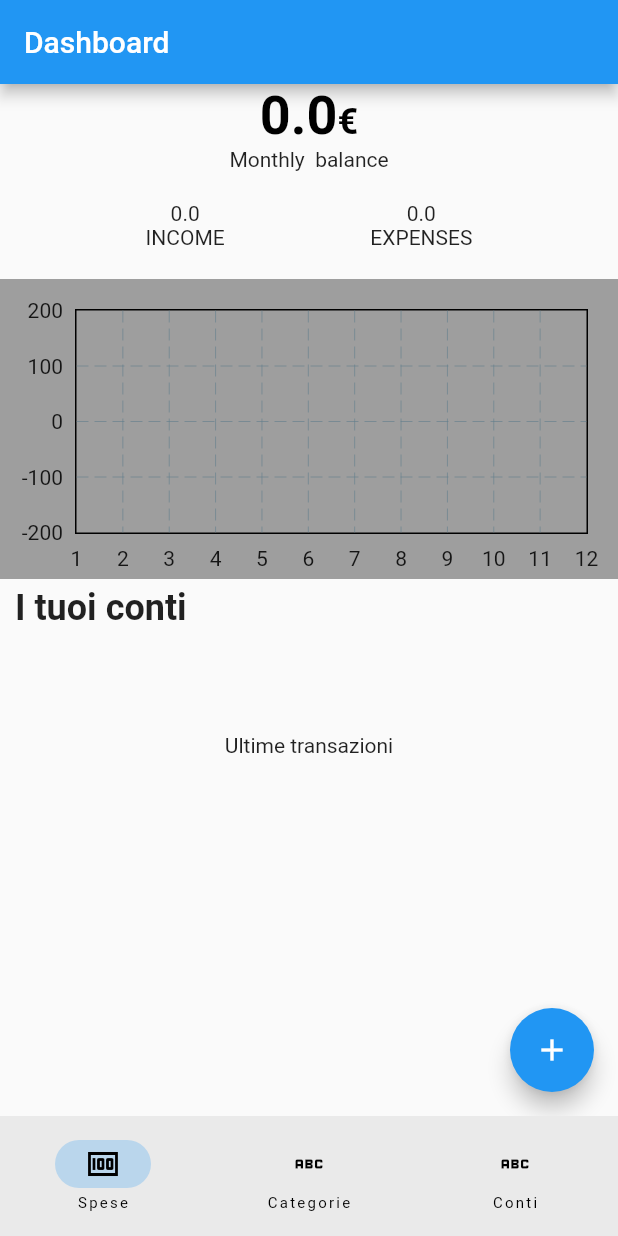
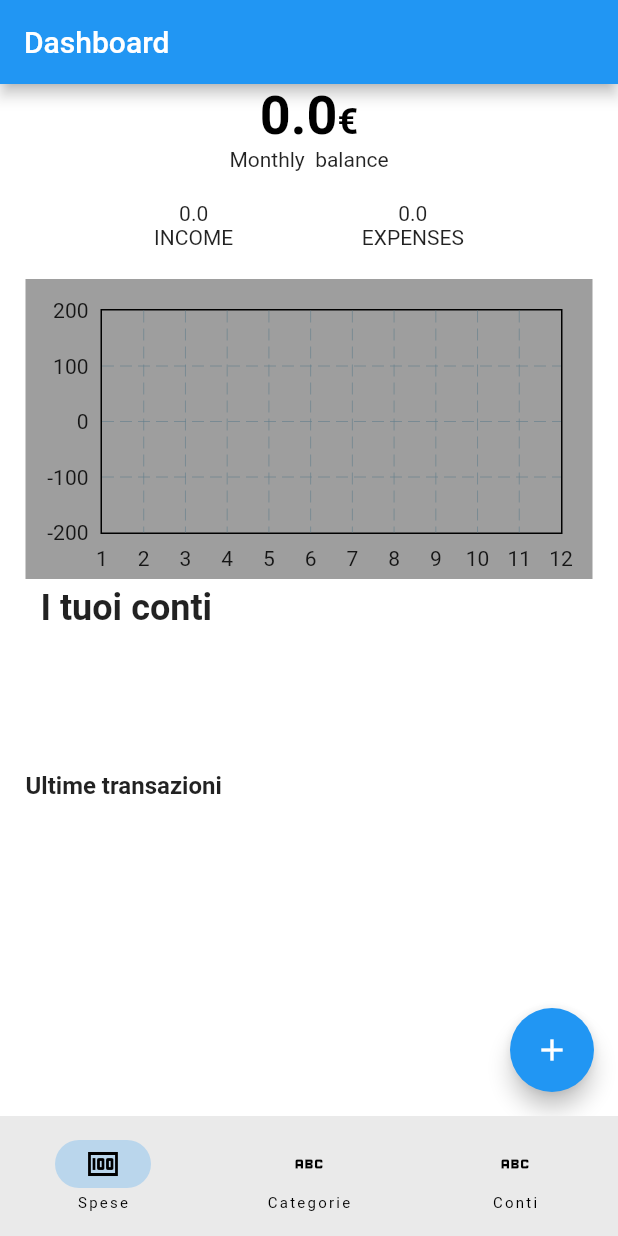
Before and after one commit to ernestodecrecchio/Moneye-Money-Manager, a Flutter app: the screen it shows after launch, on a phone screen of 412 x 824 dp. Run offline on Flutter 3.47's test engine with Material 2 defaults, Android fonts, the phone set to English and light mode, and no system bars; drawn by our look-alikes of fl_chart; our stand-ins replace flutter_colorpicker, font_awesome_flutter, sqflite; accounts and stored records are empty.

Commit message:
Stylized last trasnaction section

```diff
--- a/expense_tracker/lib/notifiers/transaction_provider.dart
+++ b/expense_tracker/lib/notifiers/transaction_provider.dart
@@ -17,6 +17,12 @@ class TransactionProvider with ChangeNotifier {
         .where((element) =>
             element.date.month == todayDate.month &&
             element.date.year == todayDate.year)
+        .toList();
+  }
+
+  List<Transaction> getTransactionListForAccount(Account account) {
+    return transactionList
+        .where((element) => element.accountId == account.id)
         .toList();
   }
 
--- a/expense_tracker/lib/pages/home_page/home_page.dart
+++ b/expense_tracker/lib/pages/home_page/home_page.dart
@@ -5,8 +5,10 @@ import 'package:expense_tracker/models/transaction.dart';
 import 'package:expense_tracker/notifiers/account_provider.dart';
 import 'package:expense_tracker/notifiers/category_provider.dart';
 import 'package:expense_tracker/notifiers/transaction_provider.dart';
+import 'package:expense_tracker/pages/account_detail_page/account_detail_page.dart';
 import 'package:expense_tracker/pages/home_page/transaction_list_cell.dart';
 import 'package:expense_tracker/pages/new_transaction_flow/new_transaction_page.dart';
+import 'package:expense_tracker/style.dart';
 import 'package:flutter/material.dart';
 import 'package:provider/provider.dart';
 import 'package:collection/collection.dart';
@@ -26,7 +28,10 @@ class _HomePageState extends State<HomePage> {
         title: const Text('Dashboard'),
       ),
       floatingActionButton: _buildFloatingActionButton(context),
+      backgroundColor: Colors.white,
       body: SingleChildScrollView(
+        child: SafeArea(
+          minimum: EdgeInsets.symmetric(horizontal: 17),
           child: Column(children: [
             _buildMonthlyBalanceSection(),
             const SizedBox(
@@ -37,8 +42,12 @@ class _HomePageState extends State<HomePage> {
               height: 5,
             ),
             _buildAccountSection(),
+            const SizedBox(
+              height: 25,
+            ),
             _buildLastTransactionList(),
           ]),
+        ),
       ),
     );
   }
@@ -145,7 +154,10 @@ class _HomePageState extends State<HomePage> {
   }
 
   _buildAccountCell(Account account, double balance) {
-    return Container(
+    return InkWell(
+      onTap: () => Navigator.pushNamed(context, AccountDetailPage.routeName,
+          arguments: account),
+      child: Container(
         padding: const EdgeInsets.all(5),
         width: 150,
         color: Colors.grey,
@@ -180,6 +192,7 @@ class _HomePageState extends State<HomePage> {
                 ),
               ),
             ]),
+      ),
     );
   }
 
@@ -206,9 +219,23 @@ class _HomePageState extends State<HomePage> {
             .toList();
 
     return Column(
+      crossAxisAlignment: CrossAxisAlignment.start,
       children: [
-        const Text('Ultime transazioni'),
-        ListView.builder(
+        const Text(
+          'Ultime transazioni',
+          style: TextStyle(fontSize: 16, fontWeight: FontWeight.bold),
+        ),
+        const SizedBox(
+          height: 8,
+        ),
+        Container(
+          decoration: const BoxDecoration(
+              color: Style.lightBlue,
+              border: Border(),
+              borderRadius: BorderRadius.only(
+                  topLeft: Radius.circular(33), topRight: Radius.circular(33))),
+          child: ListView.separated(
+            padding: const EdgeInsets.symmetric(horizontal: 10),
             shrinkWrap: true,
             physics: const NeverScrollableScrollPhysics(),
             itemCount: lastTransactionList.length,
@@ -224,6 +251,8 @@ class _HomePageState extends State<HomePage> {
                   child: TransactionListCell(
                       transaction: lastTransactionList[index]));
             },
+            separatorBuilder: (context, index) => const Divider(),
+          ),
         ),
       ],
     );
--- a/expense_tracker/lib/pages/new_transaction_flow/category_selector_dialog.dart
+++ b/expense_tracker/lib/pages/new_transaction_flow/category_selector_dialog.dart
@@ -27,8 +27,7 @@ class _CategorySelectorDialogState extends State<CategorySelectorDialog> {
 
   @override
   Widget build(BuildContext context) {
-    return ConstrainedBox(
-      constraints: const BoxConstraints(maxHeight: 350, minHeight: 200),
+    return SingleChildScrollView(
       child: Column(
         children: [
           Consumer<CategoryProvider>(
--- a/expense_tracker/lib/style.dart
+++ b/expense_tracker/lib/style.dart
@@ -2,5 +2,8 @@ import 'dart:ui';
 
 class Style {
   /// #194DF9
-  static const blue = Color.fromARGB(1, 25, 77, 249);
+  static const blue = Color.fromARGB(255, 25, 77, 249);
+
+  /// #F9FAFE
+  static const lightBlue = Color.fromARGB(255, 249, 250, 254);
 }
```
Also changed, not shown: expense_tracker/lib/main.dart (+16 -14 lines), expense_tracker/lib/notifiers/account_provider.dart (+7 -0 lines), expense_tracker/lib/notifiers/category_provider.dart (+7 -0 lines), expense_tracker/lib/pages/account_detail_page/account_detail_page.dart (added, +42 -0 lines), expense_tracker/lib/pages/home_page/transaction_list_cell.dart (+39 -6 lines). Lines whose indentation alone changed are shown as unchanged.
